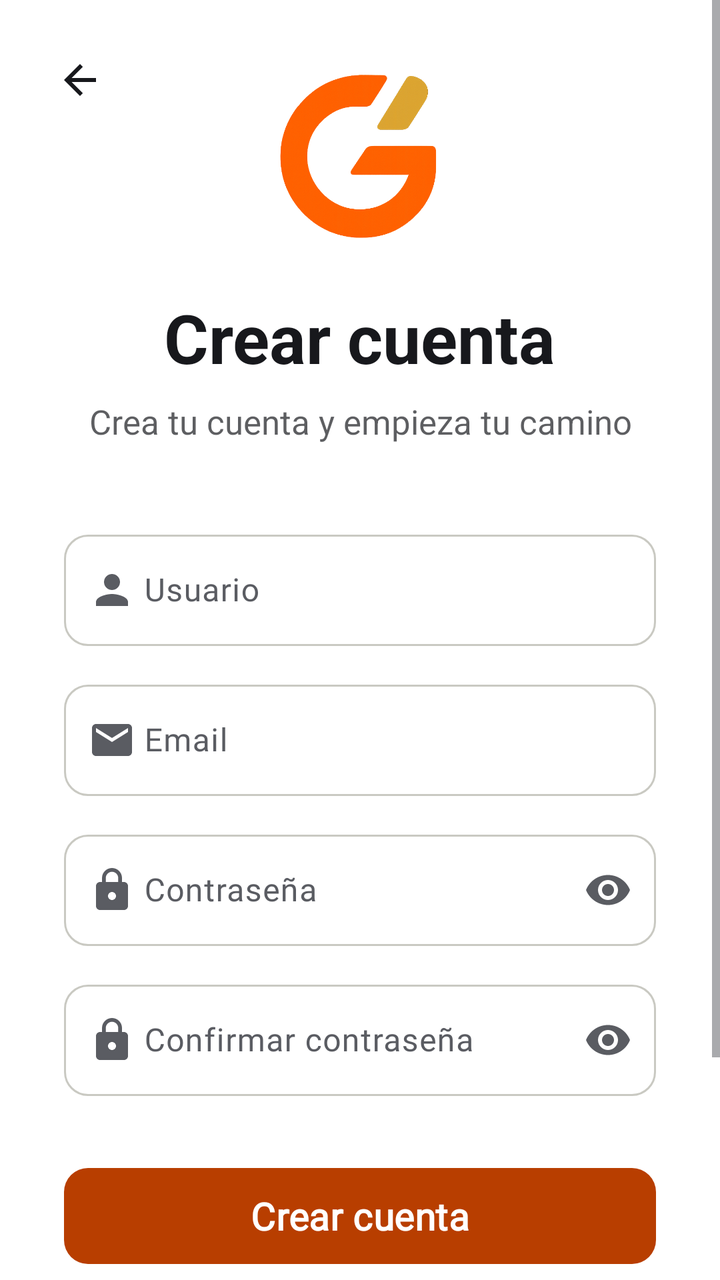
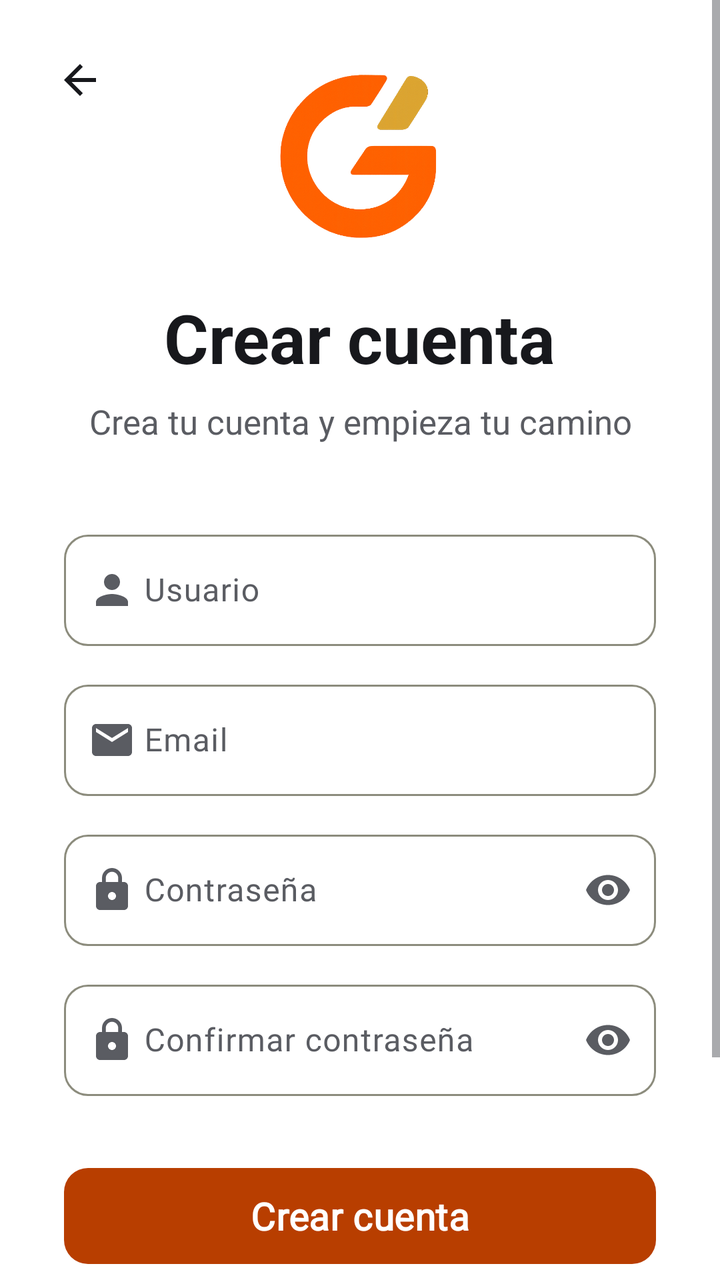

Screens rendered from an Android XML layout before and after an edit, with the pre-edit source and the edit as a unified diff.
<!-- AndroidManifest.xml: application theme Theme.GymProFit -->
<!-- res/layout/activity_registro.xml -->
<?xml version="1.0" encoding="utf-8"?>
<ScrollView xmlns:android="http://schemas.android.com/apk/res/android"
    xmlns:app="http://schemas.android.com/apk/res-auto"
    android:layout_width="match_parent"
    android:layout_height="match_parent"
    android:fillViewport="true"
    android:background="?attr/colorSurface">

    <RelativeLayout
        android:layout_width="match_parent"
        android:layout_height="wrap_content">

        
        <ImageButton
            android:id="@+id/btnVolverLogin"
            android:layout_width="48dp"
            android:layout_height="48dp"
            android:layout_alignParentTop="true"
            android:layout_alignParentStart="true"
            android:layout_marginTop="16dp"
            android:layout_marginStart="16dp"
            android:src="@drawable/ic_arrow_back"
            android:background="?attr/selectableItemBackgroundBorderless"
            android:contentDescription="@string/onboarding_anterior" />

        <LinearLayout
            android:layout_width="match_parent"
            android:layout_height="wrap_content"
            android:layout_centerInParent="true"
            android:orientation="vertical"
            android:gravity="center"
            android:padding="32dp"
            android:paddingTop="80dp">

            
            <ImageView
                android:layout_width="90dp"
                android:layout_height="90dp"
                android:src="@drawable/logo"
                android:contentDescription="@string/app_name" />

            
            <TextView
                android:layout_width="wrap_content"
                android:layout_height="wrap_content"
                android:layout_marginTop="24dp"
                android:text="@string/registro_titulo"
                android:textSize="@dimen/text_display"
                android:textStyle="bold"
                android:textColor="?attr/colorOnSurface" />

            
            <TextView
                android:layout_width="wrap_content"
                android:layout_height="wrap_content"
                android:layout_marginTop="8dp"
                android:layout_marginBottom="40dp"
                android:text="@string/registro_subtitulo"
                android:textSize="@dimen/text_body"
                android:textColor="?attr/colorOnSurface"
                android:alpha="0.7"
                android:gravity="center" />

            
            <com.google.android.material.textfield.TextInputLayout
                android:layout_width="match_parent"
                android:layout_height="wrap_content"
                android:hint="@string/login_usuario"
                app:boxBackgroundMode="outline"
                app:boxCornerRadiusTopStart="12dp"
                app:boxCornerRadiusTopEnd="12dp"
                app:boxCornerRadiusBottomStart="12dp"
                app:boxCornerRadiusBottomEnd="12dp"
                app:startIconDrawable="@drawable/ic_perfil">

                <com.google.android.material.textfield.TextInputEditText
                    android:id="@+id/etRegUsername"
                    android:layout_width="match_parent"
                    android:layout_height="wrap_content"
                    android:inputType="text"
                    android:paddingStart="40dp"
                    android:paddingEnd="40dp"
                    android:maxLines="1" />

            </com.google.android.material.textfield.TextInputLayout>

            
            <com.google.android.material.textfield.TextInputLayout
                android:layout_width="match_parent"
                android:layout_height="wrap_content"
                android:layout_marginTop="14dp"
                android:hint="@string/perfil_email"
                app:boxBackgroundMode="outline"
                app:boxCornerRadiusTopStart="12dp"
                app:boxCornerRadiusTopEnd="12dp"
                app:boxCornerRadiusBottomStart="12dp"
                app:boxCornerRadiusBottomEnd="12dp"
                app:startIconDrawable="@drawable/ic_email">

                <com.google.android.material.textfield.TextInputEditText
                    android:id="@+id/etRegEmail"
                    android:layout_width="match_parent"
                    android:layout_height="wrap_content"
                    android:inputType="textEmailAddress"
                    android:paddingStart="40dp"
                    android:paddingEnd="40dp"
                    android:maxLines="1" />

            </com.google.android.material.textfield.TextInputLayout>

            
            <com.google.android.material.textfield.TextInputLayout
                android:layout_width="match_parent"
                android:layout_height="wrap_content"
                android:layout_marginTop="14dp"
                android:hint="@string/login_password"
                app:boxBackgroundMode="outline"
                app:boxCornerRadiusTopStart="12dp"
                app:boxCornerRadiusTopEnd="12dp"
                app:boxCornerRadiusBottomStart="12dp"
                app:boxCornerRadiusBottomEnd="12dp"
                app:startIconDrawable="@drawable/ic_lock"
                app:endIconMode="password_toggle">

                <com.google.android.material.textfield.TextInputEditText
                    android:id="@+id/etRegPassword"
                    android:layout_width="match_parent"
                    android:layout_height="wrap_content"
                    android:inputType="textPassword"
                    android:paddingStart="40dp"
                    android:paddingEnd="40dp"
                    android:maxLines="1" />

            </com.google.android.material.textfield.TextInputLayout>

            
            <com.google.android.material.textfield.TextInputLayout
                android:layout_width="match_parent"
                android:layout_height="wrap_content"
                android:layout_marginTop="14dp"
                android:hint="@string/registro_confirmar_password"
                app:boxBackgroundMode="outline"
                app:boxCornerRadiusTopStart="12dp"
                app:boxCornerRadiusTopEnd="12dp"
                app:boxCornerRadiusBottomStart="12dp"
                app:boxCornerRadiusBottomEnd="12dp"
                app:startIconDrawable="@drawable/ic_lock"
                app:endIconMode="password_toggle">

                <com.google.android.material.textfield.TextInputEditText
                    android:id="@+id/etRegConfirmarPassword"
                    android:layout_width="match_parent"
                    android:layout_height="wrap_content"
                    android:inputType="textPassword"
                    android:paddingStart="40dp"
                    android:paddingEnd="40dp"
                    android:maxLines="1" />

            </com.google.android.material.textfield.TextInputLayout>

            
            <com.google.android.material.button.MaterialButton
                android:id="@+id/btnCrearCuenta"
                android:layout_width="match_parent"
                android:layout_height="56dp"
                android:layout_marginTop="32dp"
                android:text="@string/registro_crear_cuenta"
                android:textSize="@dimen/text_subtitle"
                app:cornerRadius="12dp" />

            
            <TextView
                android:id="@+id/tvRegistroPrivacidad"
                android:layout_width="match_parent"
                android:layout_height="wrap_content"
                android:layout_marginTop="16dp"
                android:textSize="@dimen/text_caption"
                android:textColor="?attr/colorOnSurfaceVariant"
                android:textColorLink="?attr/colorPrimary"
                android:lineSpacingMultiplier="1.3" />

            
            <TextView
                android:id="@+id/tvYaTengoCuenta"
                android:layout_width="wrap_content"
                android:layout_height="wrap_content"
                android:layout_marginTop="24dp"
                android:layout_marginBottom="24dp"
                android:text="@string/registro_ya_cuenta"
                android:textSize="@dimen/text_body"
                android:textColor="?attr/colorPrimary"
                android:clickable="true"
                android:focusable="true"
                android:background="?attr/selectableItemBackgroundBorderless" />

        </LinearLayout>

    </RelativeLayout>

</ScrollView>
<!-- resources referenced by this layout -->
<resources>
  <dimen name="text_body">17sp</dimen>
  <dimen name="text_caption">15sp</dimen>
  <dimen name="text_display">34sp</dimen>
  <style name="Theme.GymProFit" parent="Theme.Material3.DayNight.NoActionBar">
          
          <item name="colorPrimary">@color/gp_primary</item>
          <item name="colorOnPrimary">@color/gp_on_primary</item>
          <item name="colorPrimaryContainer">@color/gp_primary_container</item>
          <item name="colorOnPrimaryContainer">@color/gp_on_primary_container</item>
          <item name="colorSecondary">@color/gp_gold</item>
          <item name="colorSurface">@color/gp_surface</item>
          <item name="colorOnSurface">@color/gp_on_surface</item>
          <item name="colorSurfaceVariant">@color/gp_surface_2</item>
          <item name="colorOnSurfaceVariant">@color/gp_text_secondary</item>
          <item name="colorOutline">@color/gp_stroke</item>
          <item name="colorOutlineVariant">@color/gp_stroke</item>
          <item name="colorError">@color/gp_error</item>
          <item name="android:colorBackground">@color/gp_background</item>
          <item name="android:windowBackground">@color/gp_background</item>
          <item name="android:textColorPrimary">@color/gp_on_surface</item>
          <item name="android:textColorSecondary">@color/gp_text_secondary</item>
  
          
          <item name="android:statusBarColor">@color/gp_background</item>
          <item name="android:navigationBarColor">@color/gp_background</item>
          <item name="android:windowLightStatusBar">true</item>
  
          
          <item name="android:windowAnimationStyle">@style/GymProFit.WindowAnimation</item>
  
          
          <item name="materialCardViewStyle">@style/Widget.GymProFit.Card</item>
          <item name="materialButtonStyle">@style/Widget.GymProFit.Button</item>
          <item name="chipStyle">@style/Widget.GymProFit.Chip</item>
          <item name="bottomNavigationStyle">@style/Widget.GymProFit.BottomNavigationView</item>
          <item name="floatingActionButtonStyle">@style/Widget.GymProFit.Fab</item>
          <item name="materialAlertDialogTheme">@style/ThemeOverlay.GymProFit.Dialog</item>
          <item name="popupMenuStyle">@style/Widget.GymProFit.PopupMenu</item>
          <item name="android:popupMenuStyle">@style/Widget.GymProFit.PopupMenu</item>
          <item name="snackbarStyle">@style/Widget.GymProFit.Snackbar</item>
  
          
          
          <item name="textAppearanceDisplayLarge">@style/Font.GymProFit.DisplayLarge</item>
          <item name="textAppearanceDisplayMedium">@style/Font.GymProFit.DisplayMedium</item>
          <item name="textAppearanceDisplaySmall">@style/Font.GymProFit.DisplaySmall</item>
          <item name="textAppearanceHeadlineLarge">@style/Font.GymProFit.HeadlineLarge</item>
          <item name="textAppearanceHeadlineMedium">@style/Font.GymProFit.HeadlineMedium</item>
          <item name="textAppearanceHeadlineSmall">@style/Font.GymProFit.HeadlineSmall</item>
          <item name="textAppearanceTitleLarge">@style/Font.GymProFit.TitleLarge</item>
          <item name="textAppearanceTitleMedium">@style/Font.GymProFit.TitleMedium</item>
          <item name="textAppearanceTitleSmall">@style/Font.GymProFit.TitleSmall</item>
          <item name="textAppearanceBodyLarge">@style/Font.GymProFit.BodyLarge</item>
          <item name="textAppearanceBodyMedium">@style/Font.GymProFit.BodyMedium</item>
          <item name="textAppearanceBodySmall">@style/Font.GymProFit.BodySmall</item>
          <item name="textAppearanceLabelLarge">@style/Font.GymProFit.LabelLarge</item>
          <item name="textAppearanceLabelMedium">@style/Font.GymProFit.LabelMedium</item>
          <item name="textAppearanceLabelSmall">@style/Font.GymProFit.LabelSmall</item>
      </style>
  <color name="gp_primary">#B83E00</color>
  <color name="gp_gold">#B58A2A</color>
  <color name="gp_surface">#FFFFFF</color>
  <color name="gp_stroke">#C9C9C2</color>
  <color name="gp_error">#C62828</color>
  <!-- unchanged entries left out for length: 49 -->
</resources>

<!-- the commit's change to res/layout/activity_registro.xml (unified diff, before → after) -->
@@ -57,8 +57,7 @@
                 android:layout_marginBottom="40dp"
                 android:text="@string/registro_subtitulo"
                 android:textSize="@dimen/text_body"
-                android:textColor="?attr/colorOnSurface"
-                android:alpha="0.7"
+                android:textColor="?attr/colorOnSurfaceVariant"
                 android:gravity="center" />
 
             
<!-- resource entries referenced after the edit -->
@@ -15,7 +15,7 @@
           <item name="colorSurfaceVariant">@color/gp_surface_2</item>
           <item name="colorOnSurfaceVariant">@color/gp_text_secondary</item>
           <item name="colorOutline">@color/gp_stroke</item>
-          <item name="colorOutlineVariant">@color/gp_stroke</item>
+          <item name="colorOutlineVariant">@color/gp_divider</item>
           <item name="colorError">@color/gp_error</item>
           <item name="android:colorBackground">@color/gp_background</item>
           <item name="android:windowBackground">@color/gp_background</item>
@@ -60,9 +60,10 @@
           <item name="textAppearanceLabelSmall">@style/Font.GymProFit.LabelSmall</item>
       </style>
   <color name="gp_primary">#B83E00</color>
-  <color name="gp_gold">#B58A2A</color>
+  <color name="gp_gold">#AE8528</color>
   <color name="gp_surface">#FFFFFF</color>
-  <color name="gp_stroke">#C9C9C2</color>
+  <color name="gp_stroke">#8C8C7D</color>
+  <color name="gp_divider">#C9C9C2</color>
   <color name="gp_error">#C62828</color>
   <!-- unchanged entries left out for length: 49 -->
 </resources>
